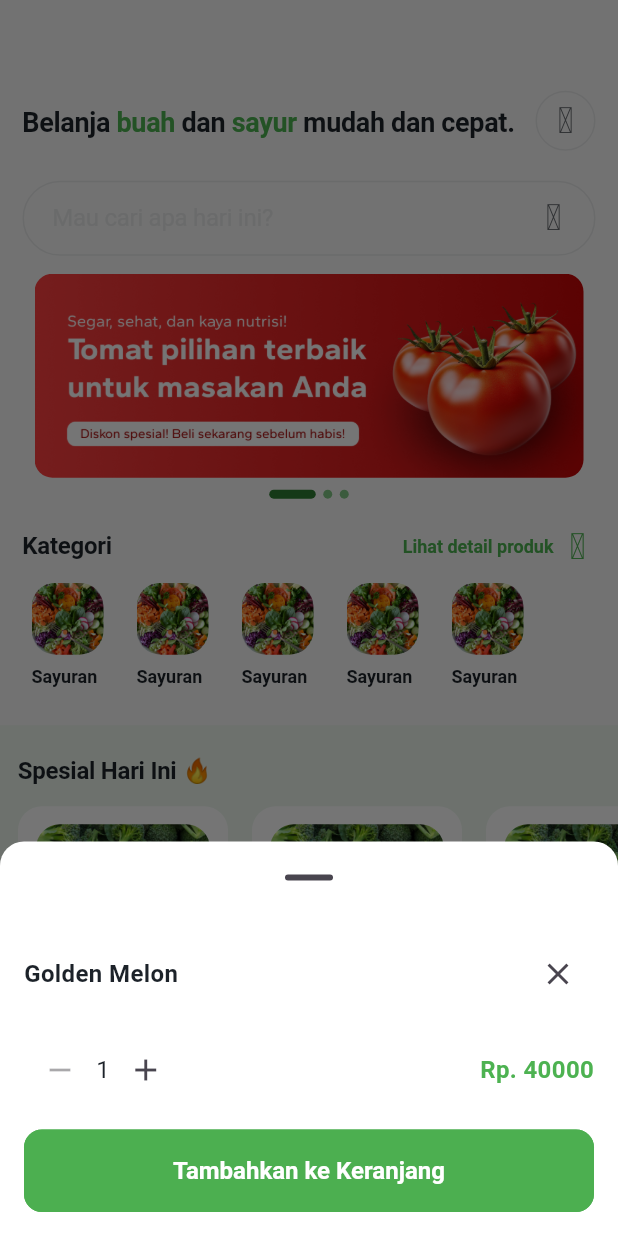
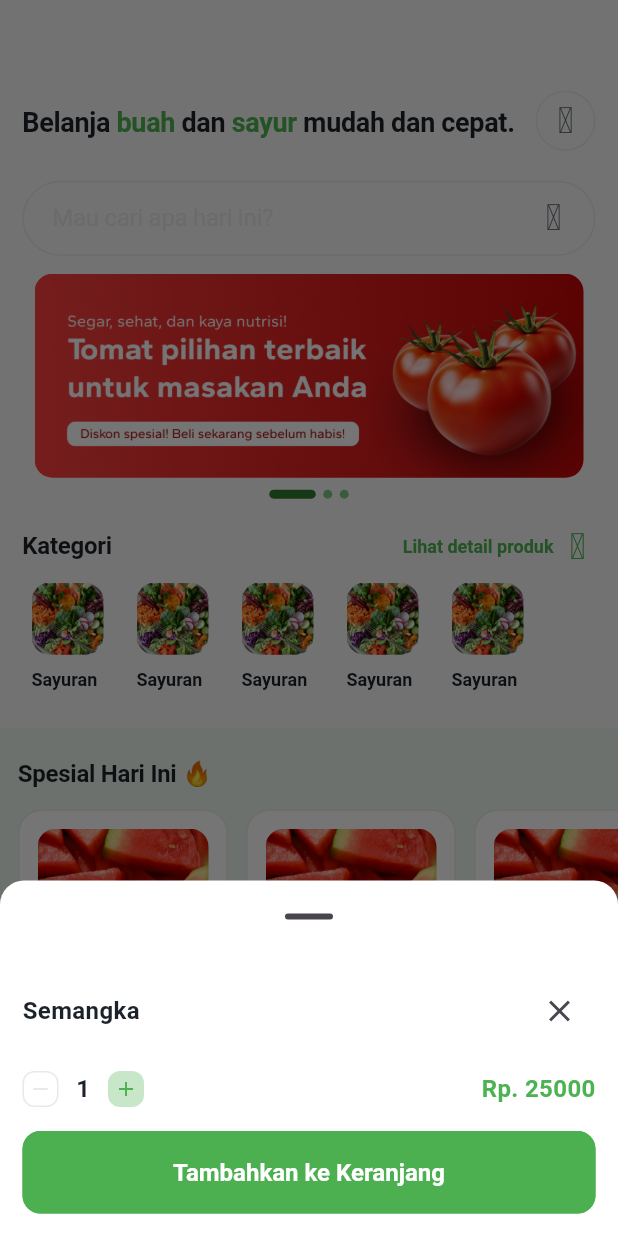
Before and after one commit to Ambi-Andiswar/Project-Prototipe-Segarku, a Flutter app: the HomeScreen screen opened directly, after a tap on an icon or button, on a phone screen of 412 x 824 dp. Run offline on Flutter 3.47's test engine with Material 3 defaults, Android fonts, the phone set to English and light mode, and no system bars; drawn by our look-alikes of smooth_page_indicator; our stand-ins replace get, hugeicons, iconsax; Roboto replaces fonts that are missing (Satoshi); project files that could hold a hidden picture were left out.

Commit message:
master : Update home Page

```diff
--- a/segarku/lib/utils/constants/image_strings.dart
+++ b/segarku/lib/utils/constants/image_strings.dart
@@ -25,6 +25,7 @@
 
 // Product
   static const String brokoli = "assets/images/brokoli.jpg";
+  static const String semangka = "assets/images/semangka.png";
   static const String sayurCategory = "assets/images/kategori_sayur.jpg";
 
 // Slider
--- a/segarku/lib/utils/models/home_category.dart
+++ b/segarku/lib/utils/models/home_category.dart
@@ -2,7 +2,6 @@
 import 'package:segarku/utils/constants/image_strings.dart';
 import 'package:segarku/utils/constants/sizes.dart';
 import 'package:segarku/utils/theme/custom_themes/text_theme.dart';
-import '../../../../utils/constants/colors.dart';
 import 'package:segarku/utils/helpers/helper_functions.dart';
 
   class SHomeCategories extends StatelessWidget {
@@ -30,13 +29,13 @@
                     color: Colors.transparent
                   ),
                   child: Padding(
-                    padding: const EdgeInsets.only(right: SSizes.sm, left: SSizes.sm),
+                    padding: const EdgeInsets.symmetric(horizontal: SSizes.sm),
                     child: Column(
                       crossAxisAlignment: CrossAxisAlignment.start,
                       children: [
                         // Gambar produk
                         ClipRRect(
-                          borderRadius: BorderRadius.circular(16),
+                          borderRadius: BorderRadius.circular(SSizes.borderRadiusmd),
                           child: Image.asset(
                             SImages.sayurCategory, // Ganti dengan URL gambar produk
                             fit: BoxFit.cover,
@@ -44,7 +43,7 @@
                             width: double.infinity,
                           ),
                         ),
-                        const SizedBox(height: SSizes.sm),
+                        const SizedBox(height: SSizes.sm2),
                         // Nama produk
                         Text(
                           'Sayuran', // Ganti sesuai data
@@ -63,83 +62,3 @@
       );
     }
   }
-
-  class AddToCartPopup extends StatefulWidget {
-    final int price;
-
-    const AddToCartPopup({super.key, required this.price});
-
-    @override
-    State<AddToCartPopup> createState() => _AddToCartPopupState();
-  }
-
-  class _AddToCartPopupState extends State<AddToCartPopup> {
-    int quantity = 1;
-
-    void _addToCart() {
-      // Logika untuk menambahkan item ke keranjang bisa ditambahkan di sini
-      Navigator.pop(context); // Menutup BottomSheet setelah item ditambahkan ke keranjang
-    }
-
-    @override
-    Widget build(BuildContext context) {
-      return Padding(
-        padding: const EdgeInsets.all(16.0),
-        child: Column(
-          mainAxisSize: MainAxisSize.min,
-          children: [
-            Row(
-              mainAxisAlignment: MainAxisAlignment.spaceBetween,
-              children: [
-                const Text(
-                  'Golden Melon',
-                  style: TextStyle(fontSize: 16, fontWeight: FontWeight.bold),
-                ),
-                IconButton(
-                  onPressed: () => Navigator.pop(context),
-                  icon: const Icon(Icons.close),
-                ),
-              ],
-            ),
-            const SizedBox(height: 16),
-            Row(
-              mainAxisAlignment: MainAxisAlignment.spaceBetween,
-              children: [
-                Row(
-                  children: [
-                    IconButton(
-                      onPressed: quantity > 1
-                          ? () => setState(() => quantity--)
-                          : null,
-                      icon: const Icon(Icons.remove),
-                    ),
-                    Text('$quantity', style: const TextStyle(fontSize: 16)),
-                    IconButton(
-                      onPressed: () => setState(() => quantity++),
-                      icon: const Icon(Icons.add),
-                    ),
-                  ],
-                ),
-                Text(
-                  'Rp. ${widget.price * quantity}',
-                  style: const TextStyle(
-                    fontSize: 16,
-                    fontWeight: FontWeight.bold,
-                    color: SColors.green500,
-                  ),
-                ),
-              ],
-            ),
-            const SizedBox(height: 16),
-            SizedBox(
-              width: double.infinity,
-              child: ElevatedButton(
-                onPressed: _addToCart,
-                child: const Text('Tambahkan ke Keranjang'),
-              ),
-            ),
-          ],
-        ),
-      );
-    }
-  }
--- a/segarku/lib/utils/models/product_horizontal.dart
+++ b/segarku/lib/utils/models/product_horizontal.dart
@@ -19,7 +19,7 @@
           children: List.generate(
             8, // Jumlah produk
             (index) => Padding(
-              padding: const EdgeInsets.only(right: 16), // Spasi antar produk
+              padding: const EdgeInsets.only(right: SSizes.md), // Spasi antar produk
               child: GestureDetector(
                 onTap: () {
                   // Aksi ketika produk ditekan
@@ -27,6 +27,11 @@
                 child: Container(
                   width: 140, // Atur lebar setiap produk
                   decoration: BoxDecoration(
+                    border: Border.all(
+                      color: darkMode
+                      ? SColors.green50
+                      : SColors.softBlack50
+                    ),
                     borderRadius: BorderRadius.circular(SSizes.borderRadiusmd2),
                     color: darkMode ? SColors.slateBlack : SColors.pureWhite,
                   ),
@@ -37,18 +42,18 @@
                       children: [
                         // Gambar produk
                         ClipRRect(
-                          borderRadius: BorderRadius.circular(16),
+                          borderRadius: BorderRadius.circular(SSizes.borderRadiusmd),
                           child: Image.asset(
-                            SImages.brokoli, // Ganti dengan URL gambar produk
+                            SImages.semangka, // Ganti dengan URL gambar produk
                             fit: BoxFit.cover,
                             height: 100,
                             width: double.infinity,
                           ),
                         ),
-                        const SizedBox(height: SSizes.sm),
+                        const SizedBox(height: SSizes.sm2),
                         // Nama produk
                         Text(
-                          'Brokoli', // Ganti sesuai data
+                          'Semangka', // Ganti sesuai data
                           style: darkMode
                               ? STextTheme.titleBaseBoldDark
                               : STextTheme.titleBaseBoldLight,
@@ -57,8 +62,8 @@
                         Text(
                           '300-500 gr/pack', // Ganti sesuai data
                           style: darkMode
-                              ? STextTheme.bodyCaptionRegularDark
-                              : STextTheme.bodyCaptionRegularLight,
+                              ? STextTheme.bodySmRegularDark
+                              : STextTheme.bodySmRegularLight,
                         ),
                         const SizedBox(height: SSizes.xs),
                         // Harga produk dan tombol
@@ -67,8 +72,8 @@
                             Text(
                               'Rp 25.000', // Ganti sesuai data
                               style: darkMode
-                                  ? STextTheme.titleBaseBlackDark
-                                  : STextTheme.titleBaseBlackLight,
+                                  ? STextTheme.titleCaptionBlackDark
+                                  : STextTheme.titleCaptionBlackLight,
                             ),
                             const Spacer(),
                             Container(
@@ -87,10 +92,10 @@
                                     context: context,
                                     shape: const RoundedRectangleBorder(
                                       borderRadius: BorderRadius.vertical(
-                                          top: Radius.circular(16)),
+                                          top: Radius.circular(SSizes.borderRadiusmd2)),
                                     ),
                                     builder: (context) {
-                                      return const AddToCartPopup(price: 40000);
+                                      return const AddToCartPopup(price: 25000);
                                     },
                                   );
                                 },
@@ -119,6 +124,7 @@
   class AddToCartPopup extends StatefulWidget {
     final int price;
 
+
     const AddToCartPopup({super.key, required this.price});
 
     @override
@@ -135,8 +141,10 @@
 
     @override
     Widget build(BuildContext context) {
+      final darkMode = SHelperFunctions.isDarkMode(context);
+
       return Padding(
-        padding: const EdgeInsets.all(16.0),
+        padding: const EdgeInsets.all(SSizes.defaultMargin),
         child: Column(
           mainAxisSize: MainAxisSize.min,
           children: [
@@ -144,7 +152,7 @@
               mainAxisAlignment: MainAxisAlignment.spaceBetween,
               children: [
                 const Text(
-                  'Golden Melon',
+                  'Semangka',
                   style: TextStyle(fontSize: 16, fontWeight: FontWeight.bold),
                 ),
                 IconButton(
@@ -159,17 +167,61 @@
               children: [
                 Row(
                   children: [
-                    IconButton(
-                      onPressed: quantity > 1
-                          ? () => setState(() => quantity--)
-                          : null,
-                      icon: const Icon(Icons.remove),
+                    Container(
+                      width: 24,
+                      height: 24,
+                      decoration: BoxDecoration(
+                        color: Colors.transparent,
+                        border: Border.all(
+                          color: darkMode
+                            ? SColors.green50
+                            : SColors.softBlack50,
+                        ),
+                        borderRadius: BorderRadius.circular(SSizes.borderRadiussm),
+                      ),
+                      child: Center( // Tambahkan Center di sini
+                        child: GestureDetector( // Gunakan GestureDetector sebagai pengganti IconButton
+                          onTap: quantity > 1
+                              ? () => setState(() => quantity--)
+                              : null,
+                          child: Icon(
+                            Icons.remove,
+                            size: 16,
+                            color: darkMode
+                              ? SColors.green50
+                              : SColors.softBlack50,
+                          ),
+                        ),
+                      ),
                     ),
-                    Text('$quantity', style: const TextStyle(fontSize: 16)),
-                    IconButton(
-                      onPressed: () => setState(() => quantity++),
-                      icon: const Icon(Icons.add),
+                    const SizedBox(width: SSizes.md),
+
+                    Text('$quantity',
+                      style: darkMode
+                        ? STextTheme.titleBaseBoldDark
+                        : STextTheme.titleBaseBoldLight,
                     ),
+                    const SizedBox(width: SSizes.md),
+
+                    Container(
+                      width: 24,
+                      height: 24,
+                      decoration: BoxDecoration(
+                        color: SColors.green100, // Warna latar belakang
+                        borderRadius: BorderRadius.circular(SSizes.borderRadiussm),
+                      ),
+                      child: Center(
+                        child: GestureDetector(
+                          onTap: () => setState(() => quantity++),
+                          child: const Icon(
+                            Icons.add,
+                            size: 16,
+                            color: SColors.green500, // Warna ikon
+                          ),
+                        ),
+                      ),
+                    ),
+
                   ],
                 ),
                 Text(
--- a/segarku/lib/utils/models/product_vertical.dart
+++ b/segarku/lib/utils/models/product_vertical.dart
@@ -2,6 +2,7 @@
 import 'package:segarku/utils/constants/icons.dart';
 import 'package:segarku/utils/constants/image_strings.dart';
 import 'package:segarku/utils/constants/sizes.dart';
+import 'package:segarku/utils/models/product_horizontal.dart';
 import 'package:segarku/utils/theme/custom_themes/text_theme.dart';
 import '../../../../utils/constants/colors.dart';
 import 'package:segarku/utils/helpers/helper_functions.dart';
@@ -13,12 +14,24 @@
   Widget build(BuildContext context) {
     final darkMode = SHelperFunctions.isDarkMode(context);
 
+    // Mendapatkan lebar layar
+    final screenWidth = MediaQuery.of(context).size.width;
+
+    // Menentukan jumlah kolom secara responsif
+    int crossAxisCount = 2; // Default jumlah kolom
+    if (screenWidth >= 600) {
+      crossAxisCount = 3; // Jika lebar >= 600, gunakan 3 kolom
+    }
+    if (screenWidth >= 900) {
+      crossAxisCount = 4; // Jika lebar >= 900, gunakan 4 kolom
+    }
+
     return GridView.builder(
       shrinkWrap: true, // Agar GridView tidak scroll sendiri
       physics: const NeverScrollableScrollPhysics(),
       itemCount: 8, // Jumlah produk (dapat diganti dinamis sesuai data)
-        gridDelegate: const SliverGridDelegateWithFixedCrossAxisCount(
-          crossAxisCount: 2, // 2 produk per baris
+      gridDelegate: SliverGridDelegateWithFixedCrossAxisCount(
+        crossAxisCount: crossAxisCount, // Jumlah kolom responsif
         crossAxisSpacing: 16, // Spasi horizontal antar produk
         mainAxisSpacing: 16, // Spasi vertikal antar produk
         childAspectRatio: 0.75, // Perbandingan lebar dan tinggi
@@ -27,15 +40,12 @@
         return GestureDetector(
           onTap: () {
             // Navigasi ke halaman DesProductScreen
-              //Navigator.push(
-                //context,
-                //MaterialPageRoute(
-                  //builder: (context) => const DescProductScreen(),
-                //),
-              //);
           },
           child: Container(
             decoration: BoxDecoration(
+              border: Border.all(
+                color: darkMode ? SColors.green50 : SColors.softBlack50,
+              ),
               borderRadius: BorderRadius.circular(SSizes.borderRadiusmd2),
               color: darkMode ? SColors.slateBlack : SColors.pureWhite,
             ),
@@ -47,7 +57,7 @@
                   // Gambar produk
                   Expanded(
                     child: ClipRRect(
-                          borderRadius: BorderRadius.circular(16),
+                      borderRadius: BorderRadius.circular(SSizes.borderRadiusmd),
                       child: Image.asset(
                         SImages.brokoli, // Ganti dengan URL gambar produk
                         fit: BoxFit.cover,
@@ -55,9 +65,6 @@
                       ),
                     ),
                   ),
-
-
-
                   Padding(
                     padding: const EdgeInsets.only(top: SSizes.sm2),
                     child: Column(
@@ -68,38 +75,35 @@
                           'Brokoli', // Ganti sesuai data
                           style: darkMode
                               ? STextTheme.titleBaseBoldDark
-                            : STextTheme.titleBaseBoldLight
+                              : STextTheme.titleBaseBoldLight,
                         ),
-
-                          // Ukuran Product/gr
+                        // Ukuran Produk
                         Row(
                           children: [
                             Text(
                               '300-500', // Ganti sesuai data
                               style: darkMode
                                   ? STextTheme.bodyCaptionRegularDark
-                                : STextTheme.bodyCaptionRegularLight
+                                  : STextTheme.bodyCaptionRegularLight,
                             ),
                             Text(
                               'gr/pack', // Ganti sesuai data
                               style: darkMode
                                   ? STextTheme.bodySmRegularDark
-                                : STextTheme.bodySmRegularLight
+                                  : STextTheme.bodySmRegularLight,
                             ),
                           ],
                         ),
                         const SizedBox(height: SSizes.xs),
-                          // Harga Product
+                        // Harga Produk
                         Row(
                           children: [
                             Text(
                               'Rp 25.000', // Ganti sesuai data
                               style: darkMode
                                   ? STextTheme.titleBaseBlackDark
-                                : STextTheme.titleBaseBlackLight
+                                  : STextTheme.titleBaseBlackLight,
                             ),
-
-                              // Button add
                             const Spacer(),
                             Container(
                               width: 24,
@@ -108,25 +112,29 @@
                                 color: darkMode
                                     ? SColors.pureBlack
                                     : SColors.green50,
-                                   borderRadius: BorderRadius.circular(SSizes.borderRadiussm),
+                                borderRadius: BorderRadius.circular(
+                                    SSizes.borderRadiussm),
                               ),
                               child: IconButton(
                                 onPressed: () {
                                   showModalBottomSheet(
                                     context: context,
                                     shape: const RoundedRectangleBorder(
-                                        borderRadius: BorderRadius.vertical(top: Radius.circular(16)),
+                                      borderRadius: BorderRadius.vertical(
+                                          top: Radius.circular(16)),
                                     ),
                                     builder: (context) {
-                                        return const AddToCartPopup(price: 40000);
+                                      return const AddToCartPopup(
+                                          price: 25000);
                                     },
                                   );
                                 },
                                 icon: const Icon(
                                   SIcons.add,
                                   color: SColors.primary,
-                                    size: 16),
-                                  padding: EdgeInsets.zero, // Menghilangkan padding bawaan IconButton
+                                  size: 16,
+                                ),
+                                padding: EdgeInsets.zero,
                               ),
                             ),
                           ],
@@ -143,83 +151,3 @@
     );
   }
 }
-
-  class AddToCartPopup extends StatefulWidget {
-    final int price;
-
-    const AddToCartPopup({super.key, required this.price});
-
-    @override
-    State<AddToCartPopup> createState() => _AddToCartPopupState();
-  }
-
-  class _AddToCartPopupState extends State<AddToCartPopup> {
-    int quantity = 1;
-
-    void _addToCart() {
-      // Logika untuk menambahkan item ke keranjang bisa ditambahkan di sini
-      Navigator.pop(context); // Menutup BottomSheet setelah item ditambahkan ke keranjang
-    }
-
-    @override
-    Widget build(BuildContext context) {
-      return Padding(
-        padding: const EdgeInsets.all(16.0),
-        child: Column(
-          mainAxisSize: MainAxisSize.min,
-          children: [
-            Row(
-              mainAxisAlignment: MainAxisAlignment.spaceBetween,
-              children: [
-                const Text(
-                  'Golden Melon',
-                  style: TextStyle(fontSize: 16, fontWeight: FontWeight.bold),
-                ),
-                IconButton(
-                  onPressed: () => Navigator.pop(context),
-                  icon: const Icon(Icons.close),
-                ),
-              ],
-            ),
-            const SizedBox(height: 16),
-            Row(
-              mainAxisAlignment: MainAxisAlignment.spaceBetween,
-              children: [
-                Row(
-                  children: [
-                    IconButton(
-                      onPressed: quantity > 1
-                          ? () => setState(() => quantity--)
-                          : null,
-                      icon: const Icon(Icons.remove),
-                    ),
-                    Text('$quantity', style: const TextStyle(fontSize: 16)),
-                    IconButton(
-                      onPressed: () => setState(() => quantity++),
-                      icon: const Icon(Icons.add),
-                    ),
-                  ],
-                ),
-                Text(
-                  'Rp. ${widget.price * quantity}',
-                  style: const TextStyle(
-                    fontSize: 16,
-                    fontWeight: FontWeight.bold,
-                    color: SColors.green500,
-                  ),
-                ),
-              ],
-            ),
-            const SizedBox(height: 16),
-            SizedBox(
-              width: double.infinity,
-              child: ElevatedButton(
-                onPressed: _addToCart,
-                child: const Text('Tambahkan ke Keranjang'),
-              ),
-            ),
-          ],
-        ),
-      );
-    }
-  }
```
Also changed, not shown: segarku/lib/commons/widget/add_qty_button/add_qty.dart (added, +87 -0 lines), segarku/lib/utils/models/category.dart (+15 -2 lines), segarku/assets/images/semangka.png (added), segarku/assets/images/sliders/sliders-3.png. Lines whose indentation alone changed are shown as unchanged.
